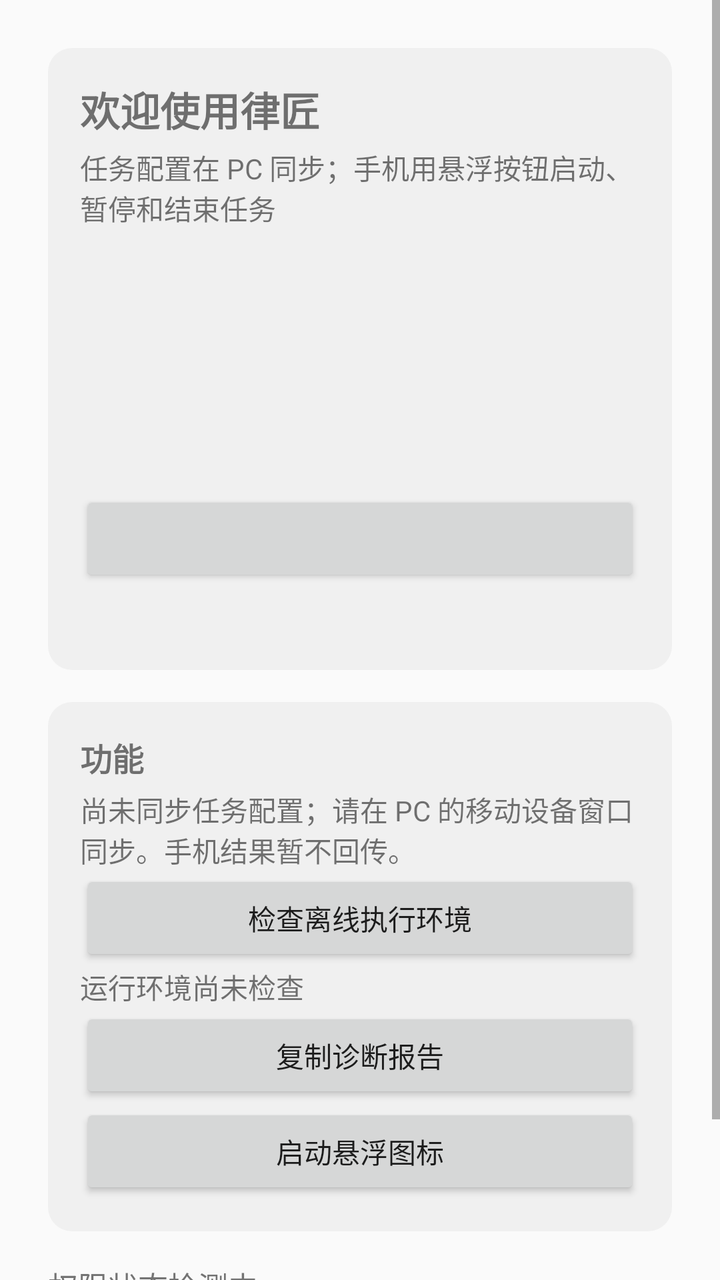
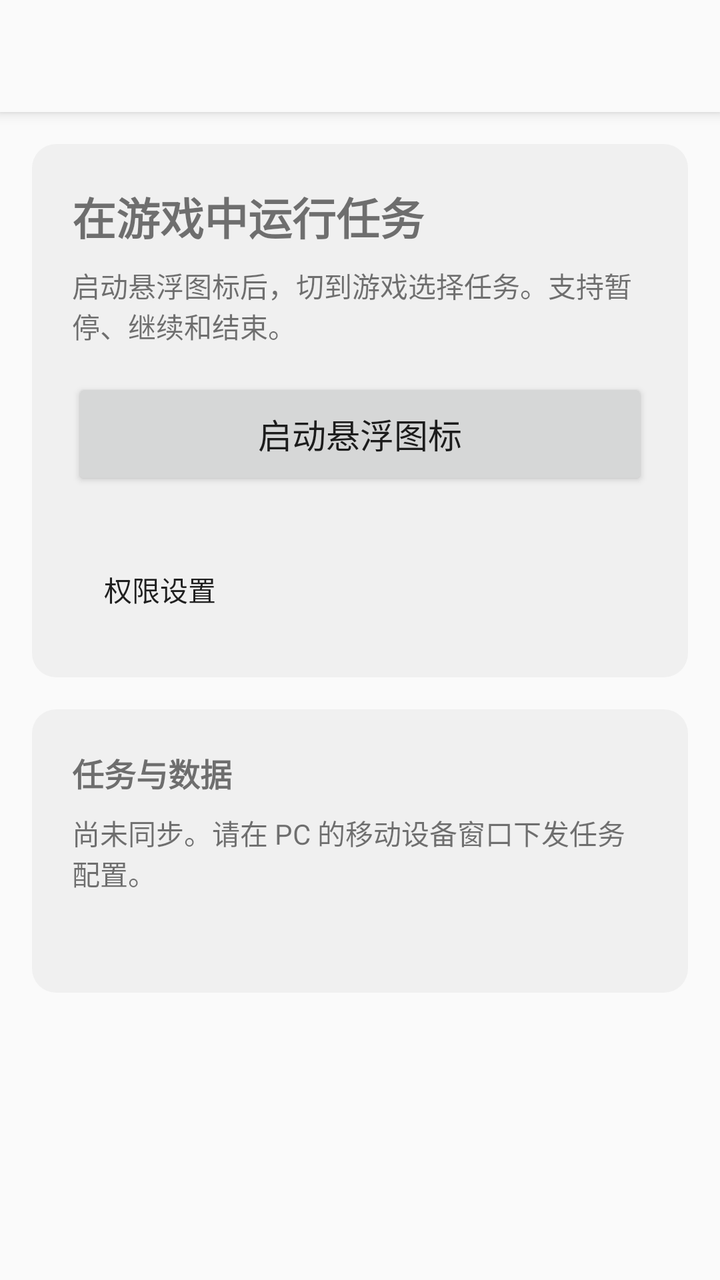

The first picture is an Android layout as it rendered before a commit; the second is the same layout after the commit. The layout source and the unified diff follow.
<!-- AndroidManifest.xml: application theme Theme.Lvjiang -->
<!-- res/layout/activity_main.xml -->
<?xml version="1.0" encoding="utf-8"?>
<ScrollView xmlns:android="http://schemas.android.com/apk/res/android"
    android:layout_width="match_parent"
    android:layout_height="match_parent"
    android:fitsSystemWindows="true">

    <LinearLayout
        android:layout_width="match_parent"
        android:layout_height="wrap_content"
        android:orientation="vertical"
        android:padding="24dp">

        

        <LinearLayout
            android:id="@+id/guide_card"
            android:layout_width="match_parent"
            android:layout_height="wrap_content"
            android:orientation="vertical"
            android:background="@drawable/bg_card"
            android:padding="16dp">

            <TextView
                android:id="@+id/guide_title"
                android:layout_width="match_parent"
                android:layout_height="wrap_content"
                android:text="@string/guide_title"
                android:textSize="20sp"
                android:textStyle="bold"
                android:paddingBottom="4dp" />

            <TextView
                android:id="@+id/guide_subtitle"
                android:layout_width="match_parent"
                android:layout_height="wrap_content"
                android:text="@string/guide_subtitle"
                android:textSize="14sp"
                android:paddingBottom="16dp" />

            <TextView
                android:id="@+id/check_a11y"
                android:layout_width="match_parent"
                android:layout_height="wrap_content"
                android:textSize="15sp"
                android:paddingBottom="6dp" />

            <TextView
                android:id="@+id/check_pc_connection"
                android:layout_width="match_parent"
                android:layout_height="wrap_content"
                android:textSize="15sp"
                android:paddingBottom="6dp" />

            <TextView
                android:id="@+id/check_overlay"
                android:layout_width="match_parent"
                android:layout_height="wrap_content"
                android:textSize="15sp"
                android:paddingBottom="6dp" />

            <TextView
                android:id="@+id/check_notification"
                android:layout_width="match_parent"
                android:layout_height="wrap_content"
                android:textSize="15sp"
                android:paddingBottom="16dp" />

            <Button
                android:id="@+id/btn_next"
                android:layout_width="match_parent"
                android:layout_height="wrap_content"
                android:textSize="16sp" />

            <TextView
                android:id="@+id/guide_hint"
                android:layout_width="match_parent"
                android:layout_height="wrap_content"
                android:textSize="13sp"
                android:paddingTop="8dp" />

        </LinearLayout>

        

        <LinearLayout
            android:id="@+id/features_section"
            android:layout_width="match_parent"
            android:layout_height="wrap_content"
            android:orientation="vertical"
            android:background="@drawable/bg_card"
            android:padding="16dp"
            android:layout_marginTop="16dp"
            android:layout_marginBottom="16dp">

            <TextView
                android:layout_width="match_parent"
                android:layout_height="wrap_content"
                android:text="@string/section_features"
                android:textSize="16sp"
                android:textStyle="bold"
                android:paddingBottom="4dp" />

            <TextView
                android:id="@+id/offline_status"
                android:layout_width="match_parent"
                android:layout_height="wrap_content"
                android:text="尚未同步任务配置；请在 PC 的移动设备窗口同步。手机结果暂不回传。"
                android:textSize="14sp" />

            <Button
                android:id="@+id/btn_runtime_check"
                android:layout_width="match_parent"
                android:layout_height="wrap_content"
                android:text="检查离线执行环境" />

            <TextView
                android:id="@+id/runtime_status"
                android:layout_width="match_parent"
                android:layout_height="wrap_content"
                android:text="运行环境尚未检查"
                android:textSize="14sp" />

            <Button
                android:id="@+id/btn_copy_report"
                android:layout_width="match_parent"
                android:layout_height="wrap_content"
                android:text="复制诊断报告" />

            <Button
                android:id="@+id/btn_float_toggle"
                android:layout_width="match_parent"
                android:layout_height="wrap_content"
                android:text="@string/btn_start_float" />

        </LinearLayout>

        

        <TextView
            android:id="@+id/status_text"
            android:layout_width="match_parent"
            android:layout_height="wrap_content"
            android:text="@string/status_placeholder"
            android:textSize="15sp"
            android:paddingBottom="16dp" />

        

        <TextView
            android:id="@+id/advanced_toggle"
            android:layout_width="match_parent"
            android:layout_height="wrap_content"
            android:text="@string/advanced_collapsed"
            android:textSize="15sp"
            android:paddingTop="8dp"
            android:paddingBottom="8dp" />

        <LinearLayout
            android:id="@+id/advanced_panel"
            android:layout_width="match_parent"
            android:layout_height="wrap_content"
            android:orientation="vertical"
            android:visibility="gone">

            <Button
                android:id="@+id/btn_calib"
                android:layout_width="match_parent"
                android:layout_height="wrap_content"
                android:text="@string/btn_calib" />

            <Button
                android:id="@+id/btn_overlay"
                android:layout_width="match_parent"
                android:layout_height="wrap_content"
                android:text="@string/btn_overlay" />

            <Button
                android:id="@+id/btn_a11y"
                android:layout_width="match_parent"
                android:layout_height="wrap_content"
                android:text="@string/btn_a11y" />

            <Button
                android:id="@+id/btn_shizuku"
                android:layout_width="match_parent"
                android:layout_height="wrap_content"
                android:text="@string/btn_shizuku" />

            <Button
                android:id="@+id/btn_notification"
                android:layout_width="match_parent"
                android:layout_height="wrap_content"
                android:text="@string/btn_notification" />

            <Button
                android:id="@+id/btn_test_shell"
                android:layout_width="match_parent"
                android:layout_height="wrap_content"
                android:text="@string/btn_test_shell" />

            <Button
                android:id="@+id/btn_test_python"
                android:layout_width="match_parent"
                android:layout_height="wrap_content"
                android:text="@string/btn_test_python" />

            
            <Button
                android:id="@+id/btn_test_click"
                android:layout_width="match_parent"
                android:layout_height="wrap_content"
                android:text="@string/btn_test_click" />

        </LinearLayout>

    </LinearLayout>
</ScrollView>
<!-- resources referenced by this layout -->
<resources>
  <!-- drawable bg_card (drawable) -->
  <?xml version="1.0" encoding="utf-8"?>
  <shape xmlns:android="http://schemas.android.com/apk/res/android"
      android:shape="rectangle">
      <corners android:radius="12dp" />
      <solid android:color="#14808080" />
  </shape>
  <string name="advanced_collapsed">▸ 高级（开发者自检）</string>
  <string name="btn_a11y">2. 开启无障碍服务（必需）</string>
  <string name="btn_calib">屏幕标定（换机后对齐布局）</string>
  <string name="btn_notification">4. 授予通知权限</string>
  <string name="btn_overlay">1. 授予悬浮窗权限</string>
  <string name="btn_shizuku">3. 授予 Shizuku 权限（可选）</string>
  <string name="btn_start_float">启动悬浮图标</string>
  <string name="btn_test_click">自检：点击回显</string>
  <string name="btn_test_python">自检：Python 运行时</string>
  <string name="btn_test_shell">自检：shell 通道（id）</string>
  <string name="guide_subtitle">任务配置在 PC 同步；手机用悬浮按钮启动、暂停和结束任务</string>
  <string name="guide_title">欢迎使用律匠</string>
  <string name="section_features">功能</string>
  <string name="status_placeholder">权限状态检测中…</string>
  <style name="Theme.Lvjiang" parent="Theme.AppCompat.DayNight.NoActionBar" />
</resources>

<!-- the commit's change to res/layout/activity_main.xml (unified diff, before → after) -->
@@ -1,217 +1,104 @@
 <?xml version="1.0" encoding="utf-8"?>
-<ScrollView xmlns:android="http://schemas.android.com/apk/res/android"
-    android:layout_width="match_parent"
-    android:layout_height="match_parent"
-    android:fitsSystemWindows="true">
-
-    <LinearLayout
-        android:layout_width="match_parent"
-        android:layout_height="wrap_content"
-        android:orientation="vertical"
-        android:padding="24dp">
-
-        
-
-        <LinearLayout
-            android:id="@+id/guide_card"
-            android:layout_width="match_parent"
-            android:layout_height="wrap_content"
-            android:orientation="vertical"
-            android:background="@drawable/bg_card"
-            android:padding="16dp">
-
-            <TextView
-                android:id="@+id/guide_title"
-                android:layout_width="match_parent"
-                android:layout_height="wrap_content"
-                android:text="@string/guide_title"
-                android:textSize="20sp"
-                android:textStyle="bold"
-                android:paddingBottom="4dp" />
-
-            <TextView
-                android:id="@+id/guide_subtitle"
-                android:layout_width="match_parent"
-                android:layout_height="wrap_content"
-                android:text="@string/guide_subtitle"
-                android:textSize="14sp"
-                android:paddingBottom="16dp" />
-
-            <TextView
-                android:id="@+id/check_a11y"
-                android:layout_width="match_parent"
-                android:layout_height="wrap_content"
-                android:textSize="15sp"
-                android:paddingBottom="6dp" />
-
-            <TextView
-                android:id="@+id/check_pc_connection"
-                android:layout_width="match_parent"
-                android:layout_height="wrap_content"
-                android:textSize="15sp"
-                android:paddingBottom="6dp" />
-
-            <TextView
-                android:id="@+id/check_overlay"
-                android:layout_width="match_parent"
-                android:layout_height="wrap_content"
-                android:textSize="15sp"
-                android:paddingBottom="6dp" />
-
-            <TextView
-                android:id="@+id/check_notification"
-                android:layout_width="match_parent"
-                android:layout_height="wrap_content"
-                android:textSize="15sp"
-                android:paddingBottom="16dp" />
-
-            <Button
-                android:id="@+id/btn_next"
-                android:layout_width="match_parent"
-                android:layout_height="wrap_content"
-                android:textSize="16sp" />
-
-            <TextView
-                android:id="@+id/guide_hint"
-                android:layout_width="match_parent"
-                android:layout_height="wrap_content"
-                android:textSize="13sp"
-                android:paddingTop="8dp" />
-
+<LinearLayout xmlns:android="http://schemas.android.com/apk/res/android"
+    android:layout_width="match_parent" android:layout_height="match_parent"
+    android:orientation="vertical" android:fitsSystemWindows="true">
+    <androidx.appcompat.widget.Toolbar
+        android:id="@+id/main_toolbar"
+        android:layout_width="match_parent" android:layout_height="?attr/actionBarSize"
+        android:background="?android:attr/colorBackground"
+        android:elevation="4dp" />
+    <ScrollView android:id="@+id/main_scroll"
+        android:layout_width="match_parent" android:layout_height="0dp"
+        android:layout_weight="1" android:fillViewport="true">
+        <LinearLayout android:layout_width="match_parent" android:layout_height="wrap_content"
+            android:orientation="vertical" android:padding="16dp">
+            <LinearLayout android:id="@+id/features_section"
+                android:layout_width="match_parent" android:layout_height="wrap_content"
+                android:orientation="vertical">
+                <LinearLayout android:layout_width="match_parent" android:layout_height="wrap_content"
+                    android:orientation="vertical" android:background="@drawable/bg_card" android:padding="20dp">
+                    <TextView android:layout_width="match_parent" android:layout_height="wrap_content"
+                        android:text="@string/home_control_title" android:textSize="22sp" android:textStyle="bold" />
+                    <TextView android:layout_width="match_parent" android:layout_height="wrap_content"
+                        android:layout_marginTop="8dp" android:text="@string/home_control_hint" android:textSize="14sp" />
+                    <Button android:id="@+id/btn_float_toggle"
+                        android:layout_width="match_parent" android:layout_height="wrap_content"
+                        android:minHeight="56dp" android:layout_marginTop="16dp"
+                        android:text="@string/btn_start_float" android:textSize="17sp" />
+                    <TextView android:id="@+id/home_permission_hint"
+                        android:layout_width="match_parent" android:layout_height="wrap_content"
+                        android:layout_marginTop="8dp" android:textSize="13sp" />
+                    <Button android:id="@+id/btn_home_permissions" style="?attr/borderlessButtonStyle"
+                        android:layout_width="wrap_content" android:layout_height="wrap_content"
+                        android:text="@string/menu_permissions" />
+                </LinearLayout>
+                <LinearLayout android:layout_width="match_parent" android:layout_height="wrap_content"
+                    android:layout_marginTop="16dp" android:orientation="vertical"
+                    android:background="@drawable/bg_card" android:padding="20dp">
+                    <TextView android:layout_width="match_parent" android:layout_height="wrap_content"
+                        android:text="@string/home_sync_title" android:textSize="16sp" android:textStyle="bold" />
+                    <TextView android:id="@+id/offline_status"
+                        android:layout_width="match_parent" android:layout_height="wrap_content"
+                        android:layout_marginTop="8dp" android:text="@string/home_sync_empty" android:textSize="14sp" />
+                    <TextView android:id="@+id/check_pc_connection"
+                        android:layout_width="match_parent" android:layout_height="wrap_content"
+                        android:layout_marginTop="12dp" android:textSize="13sp" />
+                </LinearLayout>
+            </LinearLayout>
+            <LinearLayout android:id="@+id/guide_card"
+                android:layout_width="match_parent" android:layout_height="wrap_content"
+                android:orientation="vertical" android:visibility="gone"
+                android:background="@drawable/bg_card" android:padding="20dp">
+                <TextView android:layout_width="match_parent" android:layout_height="wrap_content"
+                    android:text="@string/permissions_hint" android:textSize="14sp" android:layout_marginBottom="16dp" />
+                <TextView android:id="@+id/check_a11y"
+                    android:layout_width="match_parent" android:layout_height="wrap_content" android:textSize="15sp" />
+                <Button android:id="@+id/btn_a11y"
+                    android:layout_width="match_parent" android:layout_height="wrap_content" android:text="@string/btn_a11y" />
+                <TextView android:id="@+id/check_overlay"
+                    android:layout_width="match_parent" android:layout_height="wrap_content"
+                    android:layout_marginTop="12dp" android:textSize="15sp" />
+                <Button android:id="@+id/btn_overlay"
+                    android:layout_width="match_parent" android:layout_height="wrap_content" android:text="@string/btn_overlay" />
+                <TextView android:id="@+id/check_notification"
+                    android:layout_width="match_parent" android:layout_height="wrap_content"
+                    android:layout_marginTop="12dp" android:textSize="15sp" />
+                <Button android:id="@+id/btn_notification"
+                    android:layout_width="match_parent" android:layout_height="wrap_content" android:text="@string/btn_notification" />
+            </LinearLayout>
+            <LinearLayout android:id="@+id/advanced_panel"
+                android:layout_width="match_parent" android:layout_height="wrap_content"
+                android:orientation="vertical" android:visibility="gone">
+                <LinearLayout android:id="@+id/advanced_tools"
+                    android:layout_width="match_parent" android:layout_height="wrap_content"
+                    android:orientation="vertical" android:background="@drawable/bg_card" android:padding="20dp">
+                    <TextView android:layout_width="match_parent" android:layout_height="wrap_content"
+                        android:text="@string/advanced_hint" android:textSize="14sp" />
+                    <Button android:id="@+id/btn_calib"
+                        android:layout_width="match_parent" android:layout_height="wrap_content" android:text="@string/btn_calib" />
+                    <Button android:id="@+id/btn_shizuku"
+                        android:layout_width="match_parent" android:layout_height="wrap_content" android:text="@string/btn_shizuku" />
+                </LinearLayout>
+                <LinearLayout android:id="@+id/diagnostics_panel"
+                    android:layout_width="match_parent" android:layout_height="wrap_content"
+                    android:orientation="vertical" android:background="@drawable/bg_card" android:padding="20dp">
+                    <TextView android:layout_width="match_parent" android:layout_height="wrap_content"
+                        android:text="@string/diagnostics_hint" android:textSize="14sp" />
+                    <Button android:id="@+id/btn_runtime_check"
+                        android:layout_width="match_parent" android:layout_height="wrap_content" android:text="@string/btn_runtime_check" />
+                    <TextView android:id="@+id/runtime_status"
+                        android:layout_width="match_parent" android:layout_height="wrap_content" android:text="@string/runtime_unchecked" android:textSize="14sp" />
+                    <Button android:id="@+id/btn_copy_report"
+                        android:layout_width="match_parent" android:layout_height="wrap_content" android:text="@string/btn_copy_report" />
+                    <Button android:id="@+id/btn_test_shell"
+                        android:layout_width="match_parent" android:layout_height="wrap_content" android:text="@string/btn_test_shell" />
+                    <Button android:id="@+id/btn_test_click"
+                        android:layout_width="match_parent" android:layout_height="wrap_content" android:text="@string/btn_test_click" />
+                </LinearLayout>
+                <TextView android:id="@+id/status_text"
+                    android:layout_width="match_parent" android:layout_height="wrap_content"
+                    android:layout_marginTop="16dp" android:text="@string/status_placeholder" android:textSize="14sp" />
+            </LinearLayout>
         </LinearLayout>
-
-        
-
-        <LinearLayout
-            android:id="@+id/features_section"
-            android:layout_width="match_parent"
-            android:layout_height="wrap_content"
-            android:orientation="vertical"
-            android:background="@drawable/bg_card"
-            android:padding="16dp"
-            android:layout_marginTop="16dp"
-            android:layout_marginBottom="16dp">
-
-            <TextView
-                android:layout_width="match_parent"
-                android:layout_height="wrap_content"
-                android:text="@string/section_features"
-                android:textSize="16sp"
-                android:textStyle="bold"
-                android:paddingBottom="4dp" />
-
-            <TextView
-                android:id="@+id/offline_status"
-                android:layout_width="match_parent"
-                android:layout_height="wrap_content"
-                android:text="尚未同步任务配置；请在 PC 的移动设备窗口同步。手机结果暂不回传。"
-                android:textSize="14sp" />
-
-            <Button
-                android:id="@+id/btn_runtime_check"
-                android:layout_width="match_parent"
-                android:layout_height="wrap_content"
-                android:text="检查离线执行环境" />
-
-            <TextView
-                android:id="@+id/runtime_status"
-                android:layout_width="match_parent"
-                android:layout_height="wrap_content"
-                android:text="运行环境尚未检查"
-                android:textSize="14sp" />
-
-            <Button
-                android:id="@+id/btn_copy_report"
-                android:layout_width="match_parent"
-                android:layout_height="wrap_content"
-                android:text="复制诊断报告" />
-
-            <Button
-                android:id="@+id/btn_float_toggle"
-                android:layout_width="match_parent"
-                android:layout_height="wrap_content"
-                android:text="@string/btn_start_float" />
-
-        </LinearLayout>
-
-        
-
-        <TextView
-            android:id="@+id/status_text"
-            android:layout_width="match_parent"
-            android:layout_height="wrap_content"
-            android:text="@string/status_placeholder"
-            android:textSize="15sp"
-            android:paddingBottom="16dp" />
-
-        
-
-        <TextView
-            android:id="@+id/advanced_toggle"
-            android:layout_width="match_parent"
-            android:layout_height="wrap_content"
-            android:text="@string/advanced_collapsed"
-            android:textSize="15sp"
-            android:paddingTop="8dp"
-            android:paddingBottom="8dp" />
-
-        <LinearLayout
-            android:id="@+id/advanced_panel"
-            android:layout_width="match_parent"
-            android:layout_height="wrap_content"
-            android:orientation="vertical"
-            android:visibility="gone">
-
-            <Button
-                android:id="@+id/btn_calib"
-                android:layout_width="match_parent"
-                android:layout_height="wrap_content"
-                android:text="@string/btn_calib" />
-
-            <Button
-                android:id="@+id/btn_overlay"
-                android:layout_width="match_parent"
-                android:layout_height="wrap_content"
-                android:text="@string/btn_overlay" />
-
-            <Button
-                android:id="@+id/btn_a11y"
-                android:layout_width="match_parent"
-                android:layout_height="wrap_content"
-                android:text="@string/btn_a11y" />
-
-            <Button
-                android:id="@+id/btn_shizuku"
-                android:layout_width="match_parent"
-                android:layout_height="wrap_content"
-                android:text="@string/btn_shizuku" />
-
-            <Button
-                android:id="@+id/btn_notification"
-                android:layout_width="match_parent"
-                android:layout_height="wrap_content"
-                android:text="@string/btn_notification" />
-
-            <Button
-                android:id="@+id/btn_test_shell"
-                android:layout_width="match_parent"
-                android:layout_height="wrap_content"
-                android:text="@string/btn_test_shell" />
-
-            <Button
-                android:id="@+id/btn_test_python"
-                android:layout_width="match_parent"
-                android:layout_height="wrap_content"
-                android:text="@string/btn_test_python" />
-
-            
-            <Button
-                android:id="@+id/btn_test_click"
-                android:layout_width="match_parent"
-                android:layout_height="wrap_content"
-                android:text="@string/btn_test_click" />
-
-        </LinearLayout>
-
-    </LinearLayout>
-</ScrollView>
+    </ScrollView>
+</LinearLayout>
<!-- resource entries referenced after the edit -->
@@ -7,19 +7,25 @@
       <corners android:radius="12dp" />
       <solid android:color="#14808080" />
   </shape>
-  <string name="advanced_collapsed">▸ 高级（开发者自检）</string>
-  <string name="btn_a11y">2. 开启无障碍服务（必需）</string>
+  <string name="advanced_hint">屏幕标定用于对齐游戏布局；Shizuku 用于需要重启游戏的任务，其他任务无需授权。</string>
+  <string name="btn_a11y">开启无障碍服务</string>
   <string name="btn_calib">屏幕标定（换机后对齐布局）</string>
-  <string name="btn_notification">4. 授予通知权限</string>
-  <string name="btn_overlay">1. 授予悬浮窗权限</string>
-  <string name="btn_shizuku">3. 授予 Shizuku 权限（可选）</string>
+  <string name="btn_copy_report">复制诊断报告</string>
+  <string name="btn_notification">授予通知权限</string>
+  <string name="btn_overlay">授予悬浮窗权限</string>
+  <string name="btn_runtime_check">检查离线执行环境</string>
+  <string name="btn_shizuku">授予 Shizuku 权限（可选）</string>
   <string name="btn_start_float">启动悬浮图标</string>
   <string name="btn_test_click">自检：点击回显</string>
-  <string name="btn_test_python">自检：Python 运行时</string>
   <string name="btn_test_shell">自检：shell 通道（id）</string>
-  <string name="guide_subtitle">任务配置在 PC 同步；手机用悬浮按钮启动、暂停和结束任务</string>
-  <string name="guide_title">欢迎使用律匠</string>
-  <string name="section_features">功能</string>
+  <string name="diagnostics_hint">遇到运行问题时检查环境并复制报告。报告可能包含本地信息，分享前请核对。</string>
+  <string name="home_control_hint">启动悬浮图标后，切到游戏选择任务。支持暂停、继续和结束。</string>
+  <string name="home_control_title">在游戏中运行任务</string>
+  <string name="home_sync_empty">尚未同步。请在 PC 的移动设备窗口下发任务配置。</string>
+  <string name="home_sync_title">任务与数据</string>
+  <string name="menu_permissions">权限设置</string>
+  <string name="permissions_hint">本机任务需要无障碍服务；悬浮图标需要悬浮窗权限。通知用于展示运行状态，非执行前提。</string>
+  <string name="runtime_unchecked">运行环境尚未检查</string>
   <string name="status_placeholder">权限状态检测中…</string>
   <style name="Theme.Lvjiang" parent="Theme.AppCompat.DayNight.NoActionBar" />
 </resources>
